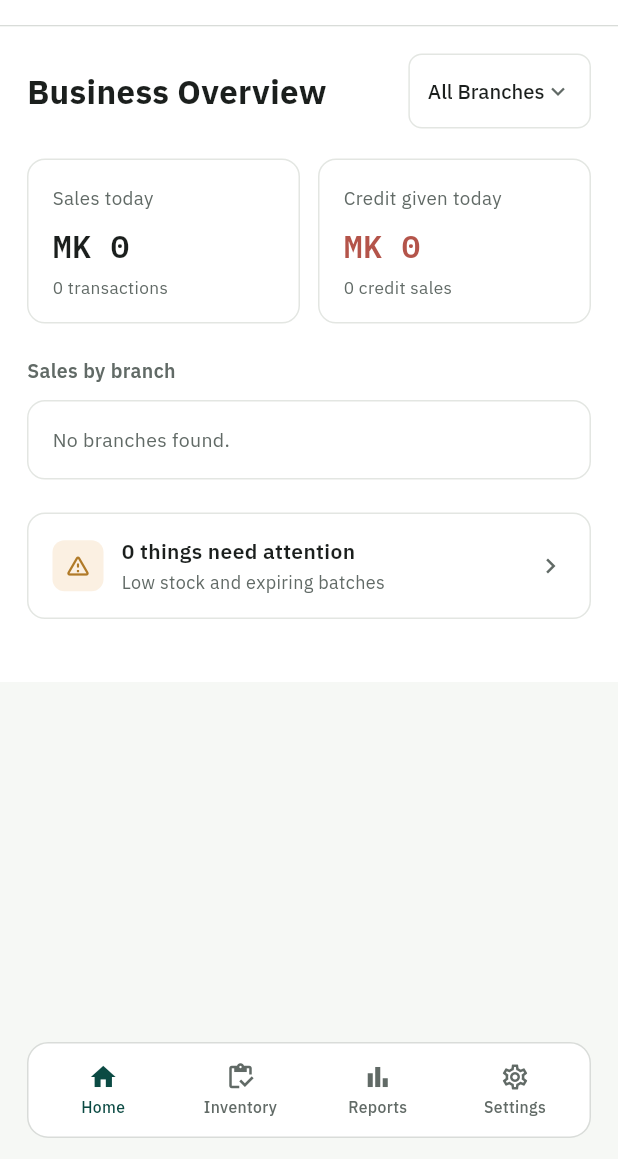
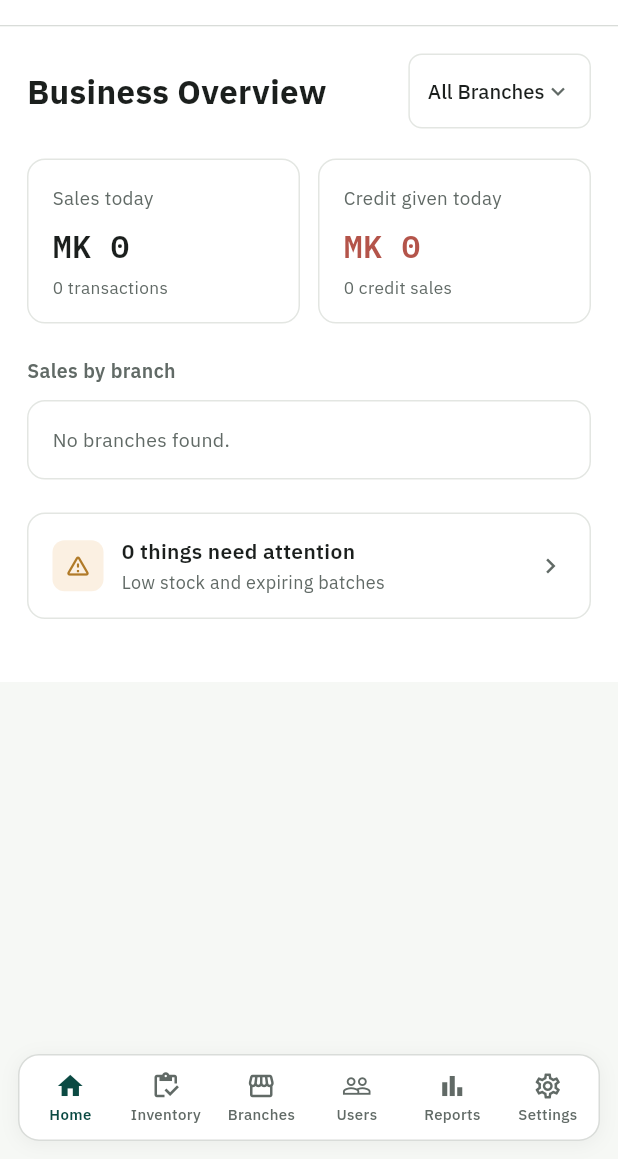
Before and after one commit to ThomJonathan/chipatala, a Flutter app: the AdminHomeRoute screen opened by its route, on a phone screen of 412 x 824 dp, the part 77-1236 px from its top. Run offline on Flutter 3.47's test engine with Material 3 defaults, Android fonts, the phone set to English and light mode, and no system bars; our stand-ins replace google_fonts, supabase_flutter; accounts and stored records are empty.

Commit message:
fixed navigation bar issues

```diff
--- a/lib/widgets/adminShell.dart
+++ b/lib/widgets/adminShell.dart
@@ -4,32 +4,10 @@ import 'package:supabase_flutter/supabase_flutter.dart';
 
 // ============================================================================
 // ADMIN SHELL — one self-contained file: the admin navigation UI.
-//   - phone widths  -> floating bottom nav bar
-//   - desktop widths -> fixed side nav rail
-// Desktop side nav: Home, Inventory, Branches, Users, Reports, Settings.
-// Phone bottom bar: Home, Inventory, Reports, Settings — Branches and Users
-// are reached from the Settings page on phones.
-//
-// HOW TO WIRE THIS IN:
-//   1. Drop this file at lib/widgets/admin_shell.dart
-//   2. In main.dart:
-//        import './widgets/admin_shell.dart';
-//        ...
-//        '/admin-home': (context) => AdminShell(
-//              pages: [
-//                AdminHomeScreen(),
-//                InventoryScreen(),
-//                BranchesScreen(),
-//                UsersScreen(),
-//                ReportsScreen(),
-//                AdminSettingsScreen(userName: currentUser.fullName),
-//              ],
-//              userName: currentUser.fullName,
-//            ),
-//   3. Sign-out needs no wiring — tapping it (icon on mobile, user card on
-//      desktop) confirms, then signs out of Supabase directly and returns
-//      to '/login'. Pass onSignOut only if you want it routed through
-//      AuthRepository instead.
+//   - phone widths  -> floating bottom nav bar (all 6 screens)
+//   - desktop widths -> fixed side nav rail (all 6 screens)
+// Screens: Home, Inventory, Branches, Users, Reports, Settings.
+// Navigation bar is always visible on all screens with the active screen highlighted.
 // ============================================================================
 
 const double _kDesktopBreakpoint = 760;
@@ -50,8 +28,8 @@ class _NavDestination {
   });
 }
 
-// Desktop sidebar: Home, Inventory, Branches, Users, Reports, Settings.
-const List<_NavDestination> _kDesktopDestinations = [
+// All destinations: Home, Inventory, Branches, Users, Reports, Settings.
+const List<_NavDestination> _kDestinations = [
   _NavDestination(icon: Icons.home_outlined, activeIcon: Icons.home, label: 'Home', pageIndex: 0),
   _NavDestination(icon: Icons.inventory_outlined, activeIcon: Icons.inventory, label: 'Inventory', pageIndex: 1),
   _NavDestination(icon: Icons.storefront_outlined, activeIcon: Icons.storefront, label: 'Branches', pageIndex: 2),
@@ -60,15 +38,24 @@ const List<_NavDestination> _kDesktopDestinations = [
   _NavDestination(icon: Icons.settings_outlined, activeIcon: Icons.settings, label: 'Settings', pageIndex: 5),
 ];
 
-// Phone bottom bar: Home, Inventory, Reports, Settings. Branches and Users
-// live inside Settings on phones.
-const int _kSettingsPageIndex = 5;
-const List<_NavDestination> _kMobileDestinations = [
-  _NavDestination(icon: Icons.home_outlined, activeIcon: Icons.home, label: 'Home', pageIndex: 0),
-  _NavDestination(icon: Icons.inventory_outlined, activeIcon: Icons.inventory, label: 'Inventory', pageIndex: 1),
-  _NavDestination(icon: Icons.bar_chart_outlined, activeIcon: Icons.bar_chart, label: 'Reports', pageIndex: 4),
-  _NavDestination(icon: Icons.settings_outlined, activeIcon: Icons.settings, label: 'Settings', pageIndex: 5),
-];
+class AdminShellScope extends InheritedWidget {
+  final int selectedIndex;
+  final ValueChanged<int> selectTab;
+
+  const AdminShellScope({
+    super.key,
+    required this.selectedIndex,
+    required this.selectTab,
+    required super.child,
+  });
+
+  static AdminShellScope? of(BuildContext context) =>
+      context.dependOnInheritedWidgetOfExactType<AdminShellScope>();
+
+  @override
+  bool updateShouldNotify(AdminShellScope oldWidget) =>
+      selectedIndex != oldWidget.selectedIndex;
+}
 
 Future<void> _confirmAndSignOut(BuildContext context, VoidCallback? onSignOut) async {
   final confirmed = await showDialog<bool>(
@@ -96,23 +83,31 @@ Future<void> _confirmAndSignOut(BuildContext context, VoidCallback? onSignOut) a
 }
 
 class AdminShell extends StatefulWidget {
-  /// Your six real screens, same order as the desktop nav: Home, Inventory,
+  /// Your six real screens, same order as the nav: Home, Inventory,
   /// Branches, Users, Reports, Settings.
   final List<Widget> pages;
 
   final String userName;
   final VoidCallback? onSignOut;
 
-  AdminShell({
+  const AdminShell({
     super.key,
     required this.pages,
     this.userName = '',
     this.onSignOut,
   }) : assert(
-  pages.length == _kDesktopDestinations.length,
-  'AdminShell.pages must have exactly ${_kDesktopDestinations.length} entries '
+  pages.length == _kDestinations.length,
+  'AdminShell.pages must have exactly ${_kDestinations.length} entries '
       '(Home, Inventory, Branches, Users, Reports, Settings) — got ${pages.length}.',
   );
+
+  static void switchTo(BuildContext context, int index) {
+    final scope = context.findAncestorWidgetOfExactType<AdminShellScope>() ??
+        context.dependOnInheritedWidgetOfExactType<AdminShellScope>();
+    if (scope != null) {
+      scope.selectTab(index);
+    }
+  }
 
   @override
   State<AdminShell> createState() => _AdminShellState();
@@ -125,7 +120,10 @@ class _AdminShellState extends State<AdminShell> {
 
   @override
   Widget build(BuildContext context) {
-    return LayoutBuilder(
+    return AdminShellScope(
+      selectedIndex: _index,
+      selectTab: _onSelect,
+      child: LayoutBuilder(
         builder: (context, constraints) {
           final isDesktop = constraints.maxWidth >= _kDesktopBreakpoint;
 
@@ -148,27 +146,23 @@ class _AdminShellState extends State<AdminShell> {
             );
           }
 
-        // If the window shrank while a desktop-only page (Branches/Users) was
-        // open, fall back to Settings, where those pages are linked on phones.
-        final mobileIndex =
-        _kMobileDestinations.any((d) => d.pageIndex == _index) ? _index : _kSettingsPageIndex;
-
           return Scaffold(
             body: SafeArea(
               bottom: false,
               child: Column(
                 children: [
                   _MobileTopBar(userName: widget.userName, onSignOut: widget.onSignOut),
-                Expanded(child: IndexedStack(index: mobileIndex, children: widget.pages)),
+                  Expanded(child: IndexedStack(index: _index, children: widget.pages)),
                 ],
               ),
             ),
             bottomNavigationBar: SafeArea(
               top: false,
-            child: _BottomNav(selectedIndex: mobileIndex, onSelect: _onSelect),
+              child: _BottomNav(selectedIndex: _index, onSelect: _onSelect),
             ),
           );
         },
+      ),
     );
   }
 }
@@ -188,17 +182,24 @@ class _BottomNav extends StatelessWidget {
     final primary = Theme.of(context).colorScheme.primary;
 
     return Padding(
-      padding: const EdgeInsets.fromLTRB(18, 0, 18, 14),
+      padding: const EdgeInsets.fromLTRB(12, 0, 12, 12),
       child: Container(
         decoration: BoxDecoration(
           color: Colors.white,
           borderRadius: BorderRadius.circular(14),
           border: Border.all(color: _kBorder),
+          boxShadow: [
+            BoxShadow(
+              color: Colors.black.withValues(alpha: 0.05),
+              blurRadius: 10,
+              offset: const Offset(0, 2),
             ),
-        padding: const EdgeInsets.symmetric(vertical: 8, horizontal: 4),
+          ],
+        ),
+        padding: const EdgeInsets.symmetric(vertical: 6, horizontal: 2),
         child: Row(
           mainAxisAlignment: MainAxisAlignment.spaceAround,
-          children: _kMobileDestinations.map((d) {
+          children: _kDestinations.map((d) {
             final active = d.pageIndex == selectedIndex;
             final color = active ? primary : _kInkMuted;
             return Expanded(
@@ -211,12 +212,14 @@ class _BottomNav extends StatelessWidget {
                     mainAxisSize: MainAxisSize.min,
                     children: [
                       Icon(active ? d.activeIcon : d.icon, size: 20, color: color),
-                      const SizedBox(height: 3),
+                      const SizedBox(height: 2),
                       Text(
                         d.label,
+                        maxLines: 1,
+                        overflow: TextOverflow.ellipsis,
                         style: GoogleFonts.ibmPlexSans(
-                          fontSize: 10.5,
-                          fontWeight: FontWeight.w500,
+                          fontSize: 10,
+                          fontWeight: active ? FontWeight.w600 : FontWeight.w500,
                           color: color,
                         ),
                       ),
@@ -329,7 +332,7 @@ class _SideNav extends StatelessWidget {
               style: GoogleFonts.ibmPlexSans(fontSize: 13, fontWeight: FontWeight.w700, letterSpacing: 0.3),
             ),
           ),
-          ..._kDesktopDestinations.map((d) {
+          ..._kDestinations.map((d) {
             final active = d.pageIndex == selectedIndex;
             return Padding(
               padding: const EdgeInsets.only(bottom: 2),
```
Also changed, not shown: lib/screens/admin/home.dart (+70 -37 lines), lib/screens/admin/settings.dart (+21 -7 lines), lib/widgets/employeeShell.dart (+33 -2 lines). Lines whose indentation alone changed are shown as unchanged.
